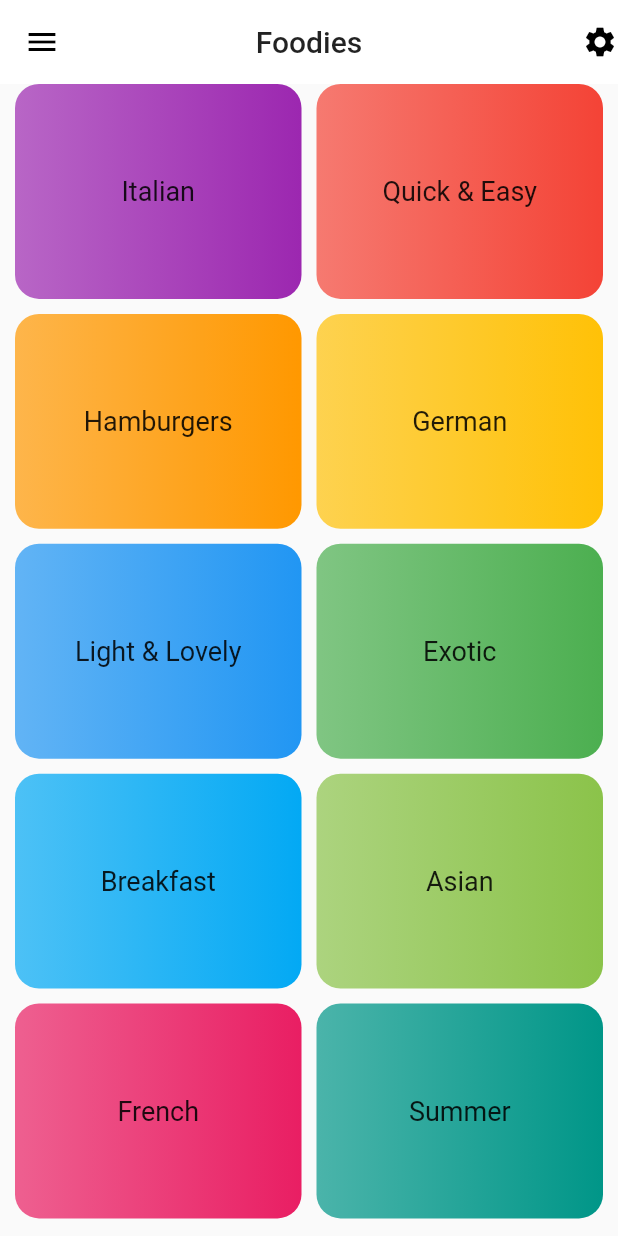
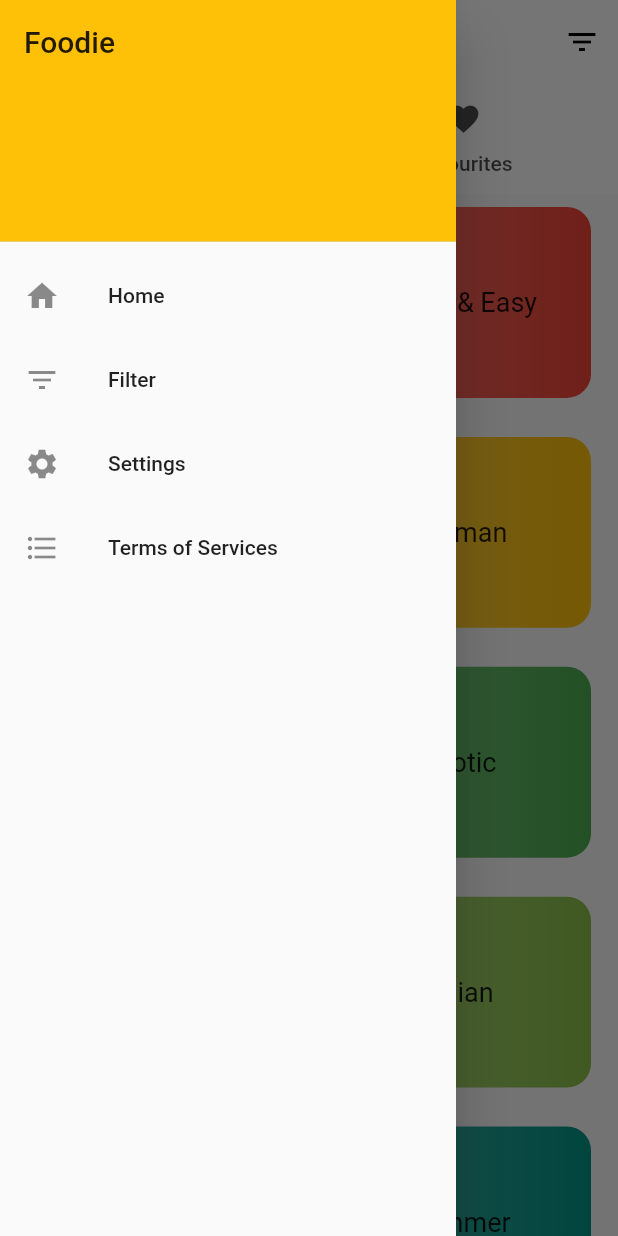
Before and after one commit to utpal-barman/Foodies-flutter-food-app, a Flutter app: the screen it shows after launch, with the side drawer open (before the commit the screen has no drawer), on a phone screen of 412 x 824 dp. Run offline on Flutter 3.47's test engine with Material 2 defaults, Android fonts, the phone set to English and light mode, and no system bars; Roboto replaces fonts that are missing (Raleway-Bold).

Commit message:
initial app commit

```diff
--- a/lib/main.dart
+++ b/lib/main.dart
@@ -1,6 +1,5 @@
 import 'package:flutter/material.dart';
-
-import './routes/route_category.dart';
+import 'package:meal_app/routes/route_tab.dart';
 
 void main() => runApp(MyApp());
 
@@ -8,9 +7,10 @@ class MyApp extends StatelessWidget {
   @override
   Widget build(BuildContext context) {
     return MaterialApp(
-      title: 'Flutter Demo',
+
+      title: 'Foodies',
       theme: ThemeData(
-        primarySwatch: Colors.lime,
+        primarySwatch: Colors.amber,
         fontFamily: 'Raleway-Bold',
       ),
       home: MyHomePage(title: 'Foodies'),
@@ -30,16 +30,6 @@ class MyHomePage extends StatefulWidget {
 class _MyHomePageState extends State<MyHomePage> {
   @override
   Widget build(BuildContext context) {
-    return Scaffold(
-      appBar: AppBar(
-        elevation: 0,
-        backgroundColor: Colors.white,
-        leading: Icon(Icons.menu),
-        title: Text(widget.title),
-        centerTitle: true,
-        actions: <Widget>[Icon(Icons.settings)],
-      ),
-      body: CategoriesScreen(),
-    );
+    return TabRoute();
   }
 }
--- /dev/null
+++ b/lib/routes/route_tab.dart
@@ -0,0 +1,56 @@
+import 'package:flutter/material.dart';
+import 'package:meal_app/routes/route_flter.dart';
+import 'package:meal_app/widgets/drawer_widget.dart';
+import './route_category.dart';
+import './route_favourites.dart';
+
+class TabRoute extends StatefulWidget {
+  @override
+  _TabRouteState createState() => _TabRouteState();
+}
+
+class _TabRouteState extends State<TabRoute> {
+  @override
+  Widget build(BuildContext context) {
+    return DefaultTabController(
+      child: Scaffold(
+        appBar: AppBar(
+          elevation: 0,
+          backgroundColor: Colors.white,
+          title: Text("Foodies"),
+          centerTitle: true,
+          actions: <Widget>[
+            IconButton(
+              icon: Icon(Icons.filter_list),
+              onPressed: () {
+                Navigator.of(context).push(MaterialPageRoute(builder: (_) {
+                  return FilterRoute();
+                }));
+              },
+            )
+          ],
+          bottom: TabBar(
+            tabs: <Widget>[
+              Tab(
+                icon: Icon(Icons.category),
+                text: "Categories",
+              ),
+              Tab(
+                icon: Icon(Icons.favorite),
+                text: "Favourites",
+              )
+            ],
+          ),
+        ),
+        body: TabBarView(
+          children: <Widget>[
+            CategoriesScreen(),
+            FavouriteRoute(),
+          ],
+        ),
+        drawer: DrawerWidget(),
+      ),
+      length: 2,
+    );
+  }
+}
--- /dev/null
+++ b/lib/widgets/drawer_widget.dart
@@ -0,0 +1,62 @@
+import 'package:flutter/material.dart';
+import 'package:meal_app/routes/route_flter.dart';
+import 'package:meal_app/routes/route_tab.dart';
+
+class DrawerWidget extends StatelessWidget {
+  @override
+  Widget build(BuildContext context) {
+    return Drawer(
+      child: ListView(
+        // Important: Remove any padding from the ListView.
+        padding: EdgeInsets.zero,
+        children: <Widget>[
+          DrawerHeader(
+            child: Text(
+              'Foodie',
+              style: TextStyle(fontSize: 20),
+            ),
+            decoration: BoxDecoration(
+              color: Theme.of(context).primaryColor,
+            ),
+          ),
+          ListTile(
+            leading: Icon(Icons.home),
+            title: Text('Home'),
+            onTap: () {
+              Navigator.of(context)
+                  .pushReplacement(MaterialPageRoute(builder: (_) {
+                return TabRoute();
+              }));
+            },
+          ),
+          ListTile(
+            leading: Icon(Icons.filter_list),
+            title: Text('Filter'),
+            onTap: () {
+              Navigator.of(context)
+                  .pushReplacement(MaterialPageRoute(builder: (_) {
+                return FilterRoute();
+              }));
+            },
+          ),
+          ListTile(
+            leading: Icon(Icons.settings),
+            title: Text('Settings'),
+            onTap: () {
+              // Update the state of the app.
+              // ...
+            },
+          ),
+          ListTile(
+            leading: Icon(Icons.format_list_bulleted),
+            title: Text('Terms of Services'),
+            onTap: () {
+              // Update the state of the app.
+              // ...
+            },
+          ),
+        ],
+      ),
+    );
+  }
+}
--- a/lib/widgets/single_category.dart
+++ b/lib/widgets/single_category.dart
@@ -11,7 +11,9 @@ class SingleCategory extends StatelessWidget {
 
   @override
   Widget build(BuildContext context) {
-    return InkWell(
+    return Padding(
+      padding: const EdgeInsets.all(8.0),
+      child: InkWell(
         onTap: () => _selectSingleItem(context, title, catId),
         splashColor: Theme.of(context).primaryColor,
         borderRadius: BorderRadius.circular(16),
@@ -48,6 +50,7 @@ class SingleCategory extends StatelessWidget {
             ],
           ),
         ),
+      ),
     );
   }
 
--- a/pubspec.yaml
+++ b/pubspec.yaml
@@ -14,7 +14,7 @@ description: A new Flutter project.
 version: 1.0.0+1
 
 environment:
-  sdk: ">=2.1.0 <3.0.0"
+  sdk: ">=2.2.2 <3.0.0"
 
 dependencies:
   flutter:
```
Also changed, not shown: lib/routes/route_favourites.dart (added, +8 -0 lines), lib/routes/route_flter.dart (added, +116 -0 lines), lib/routes/route_meal_detail.dart (added, +120 -0 lines), lib/routes/route_meal_list.dart (+8 -6 lines), 6 other files. Lines whose indentation alone changed are shown as unchanged.
